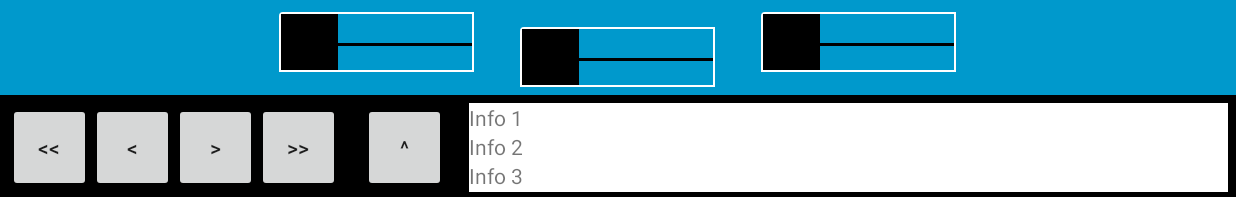
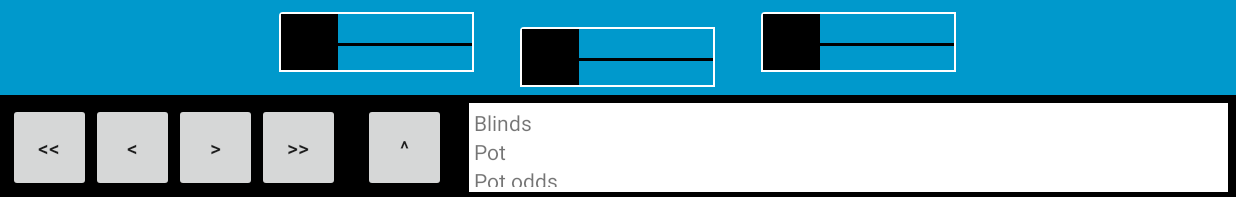
Before and after one commit to capivaraec/poker-replayer, an Android app: the screen it shows after launch (MainActivity), on a phone screen of 824 x 412 dp (held sideways). Shown: the part 418-615 px from the top of the screen. Run offline under Robolectric (Android 15) with nearby library versions, the phone set to English and light mode, and no system bars.

Commit message:
Componentização das informações da mão

```diff
--- /dev/null
+++ b/app/src/main/java/com/capivaraec/pokerreplayer/components/HandInfo.java
@@ -0,0 +1,45 @@
+package com.capivaraec.pokerreplayer.components;
+
+import android.content.Context;
+import android.util.AttributeSet;
+import android.view.LayoutInflater;
+import android.view.View;
+import android.widget.LinearLayout;
+import android.widget.TextView;
+
+import com.capivaraec.pokerreplayer.R;
+
+public class HandInfo extends LinearLayout {
+
+    private String blinds;
+    private String pot;
+    private String potOdds;
+    private final TextView tvBlinds;
+    private final TextView tvPot;
+    private final TextView tvPotOdds;
+
+    public HandInfo(Context context, AttributeSet attrs) {
+        super(context, attrs);
+
+        LayoutInflater layoutInflater = (LayoutInflater)context.getSystemService(Context.LAYOUT_INFLATER_SERVICE);
+        layoutInflater.inflate(R.layout.hand_info, this);
+
+        tvBlinds = (TextView) findViewById(R.id.tv_blinds);
+        tvPot = (TextView) findViewById(R.id.tv_pot);
+        tvPotOdds = (TextView) findViewById(R.id.tv_pot_odds);
+    }
+
+    public void setBlinds(String blinds) {
+        tvBlinds.setText(blinds);
+    }
+
+    public void setPot(float pot) {
+        String strPot = "$ " + pot;
+        tvPot.setText(strPot);
+    }
+
+    public void setPotOdds(float potOdds) {
+        String strPotOdds = "$ " + potOdds;
+        tvPotOdds.setText(strPotOdds);
+    }
+}
--- a/app/src/main/java/com/capivaraec/pokerreplayer/components/Player.java
+++ b/app/src/main/java/com/capivaraec/pokerreplayer/components/Player.java
@@ -11,19 +11,19 @@ import com.capivaraec.pokerreplayer.R;
 
 public class Player extends LinearLayout {
 
-    public String name;
-    public String stack;
-    private TextView tvName;
-    private TextView tvStack;
+    private String name;
+    private String stack;
+    private final TextView tvName;
+    private final TextView tvStack;
 
     public Player(Context context, AttributeSet attrs) {
         super(context, attrs);
 
         LayoutInflater layoutInflater = (LayoutInflater)context.getSystemService(Context.LAYOUT_INFLATER_SERVICE);
-        View view = layoutInflater.inflate(R.layout.player, this);
+        layoutInflater.inflate(R.layout.player, this);
 
-        tvName = (TextView) findViewById(R.id.name);
-        tvStack = (TextView) findViewById(R.id.stack);
+        tvName = (TextView) findViewById(R.id.tv_name);
+        tvStack = (TextView) findViewById(R.id.tv_stack);
     }
 
     public void setName(String name) {
--- a/app/src/main/res/layout/activity_main.xml
+++ b/app/src/main/res/layout/activity_main.xml
@@ -29,33 +29,17 @@
             android:layout_width="55dp"
             android:layout_height="fill_parent"
             android:text="&gt;&gt;"/>
-
         <Button
             android:id="@+id/button_open"
             android:layout_width="55dp"
             android:layout_height="fill_parent"
             android:layout_marginLeft="15dp"
+            android:layout_marginRight="15dp"
             android:text="^"
             android:onClick="openFileBrowser"/>
-        <LinearLayout
+        <com.capivaraec.pokerreplayer.components.HandInfo
             android:layout_width="fill_parent"
-            android:layout_height="fill_parent"
-            android:orientation="vertical"
-            android:background="#fff"
-            android:layout_marginLeft="15dp">
-            <TextView
-                android:layout_width="fill_parent"
-                android:layout_height="wrap_content"
-                android:text="Info 1"/>
-            <TextView
-                android:layout_width="fill_parent"
-                android:layout_height="wrap_content"
-                android:text="Info 2"/>
-            <TextView
-                android:layout_width="fill_parent"
-                android:layout_height="wrap_content"
-                android:text="Info 3"/>
-        </LinearLayout>
+            android:layout_height="fill_parent"/>
     </LinearLayout>
 
     <RelativeLayout
--- a/app/src/main/res/layout/file_browser_item.xml
+++ b/app/src/main/res/layout/file_browser_item.xml
@@ -16,6 +16,7 @@
         android:layout_width="fill_parent"
         android:layout_height="wrap_content"
         android:layout_gravity="center_vertical"
-        android:layout_marginRight="10dp" />
+        android:layout_marginEnd="10dp"
+        android:layout_marginRight="10dp"/>
 
 </LinearLayout>
--- /dev/null
+++ b/app/src/main/res/layout/hand_info.xml
@@ -0,0 +1,59 @@
+<?xml version="1.0" encoding="utf-8"?>
+<LinearLayout xmlns:android="http://schemas.android.com/apk/res/android"
+    android:layout_width="match_parent"
+    android:layout_height="match_parent"
+    android:orientation="vertical"
+    android:background="#fff"
+    android:padding="3dp">
+
+    <LinearLayout
+        android:layout_width="fill_parent"
+        android:layout_height="wrap_content"
+        android:orientation="horizontal" >
+
+        <TextView
+            android:layout_width="wrap_content"
+            android:layout_height="wrap_content"
+            android:text="Blinds" />
+
+        <TextView
+            android:id="@+id/tv_blinds"
+            android:layout_width="wrap_content"
+            android:layout_height="wrap_content"
+            android:layout_marginLeft="3dp"/>
+    </LinearLayout>
+
+    <LinearLayout
+        android:layout_width="fill_parent"
+        android:layout_height="wrap_content"
+        android:orientation="horizontal" >
+
+        <TextView
+            android:layout_width="wrap_content"
+            android:layout_height="wrap_content"
+            android:text="Pot" />
+
+        <TextView
+            android:id="@+id/tv_pot"
+            android:layout_width="wrap_content"
+            android:layout_height="wrap_content"
+            android:layout_marginLeft="3dp" />
+    </LinearLayout>
+
+    <LinearLayout
+        android:layout_width="fill_parent"
+        android:layout_height="wrap_content"
+        android:orientation="horizontal" >
+
+        <TextView
+            android:layout_width="wrap_content"
+            android:layout_height="wrap_content"
+            android:text="Pot odds" />
+
+        <TextView
+            android:id="@+id/tv_pot_odds"
+            android:layout_width="wrap_content"
+            android:layout_height="wrap_content"
+            android:layout_marginLeft="3dp" />
+    </LinearLayout>
+</LinearLayout>
--- a/app/src/main/res/layout/player.xml
+++ b/app/src/main/res/layout/player.xml
@@ -17,7 +17,7 @@
         <TextView
             android:layout_width="fill_parent"
             android:layout_height="wrap_content"
-            android:id="@+id/name"
+            android:id="@+id/tv_name"
             android:gravity="center_horizontal"/>
         <LinearLayout
             android:layout_width="fill_parent"
@@ -27,7 +27,7 @@
         <TextView
             android:layout_width="fill_parent"
             android:layout_height="wrap_content"
-            android:id="@+id/stack"
+            android:id="@+id/tv_stack"
             android:gravity="center_horizontal"/>
     </LinearLayout>
 
--- a/app/src/main/res/values/attrs.xml
+++ b/app/src/main/res/values/attrs.xml
@@ -1,6 +1,2 @@
 <resources>
-    <declare-styleable name="Player">
-        <attr name="name" format="string"/>
-        <attr name="stack" format="string"/>
-    </declare-styleable>
 </resources>
```
Also changed, not shown: app/src/main/java/com/capivaraec/pokerreplayer/filebrowser/FileBrowserActivity.java (+3 -11 lines), app/src/main/java/com/capivaraec/pokerreplayer/filebrowser/FileBrowserAdapter.java (+6 -8 lines).
